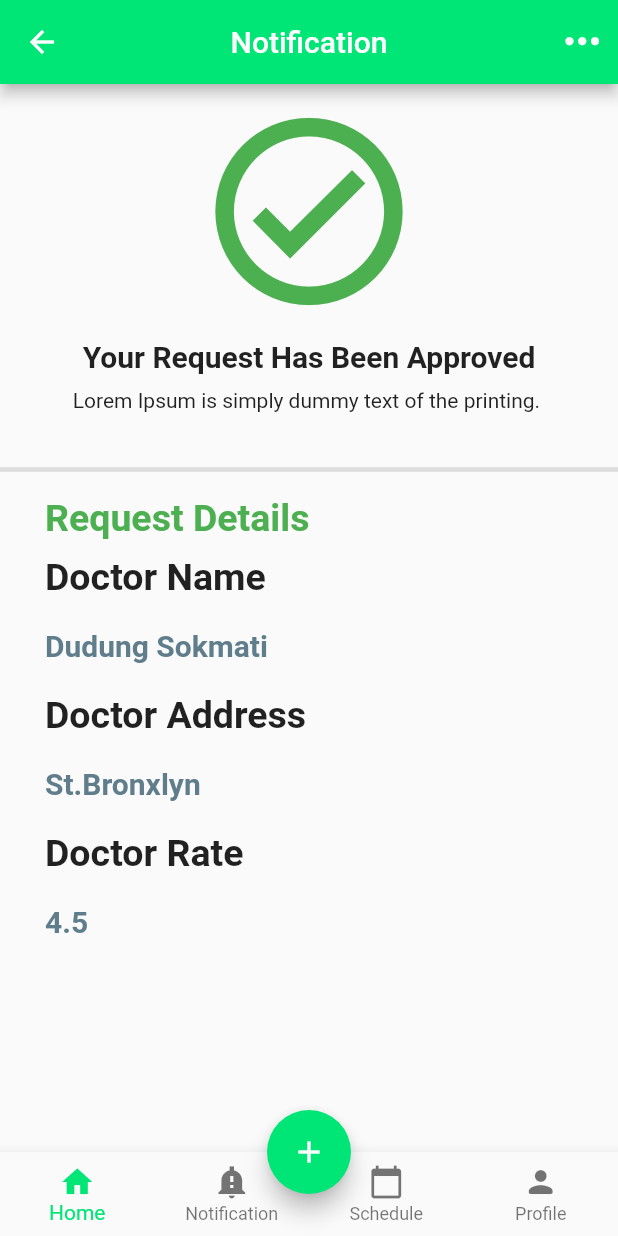
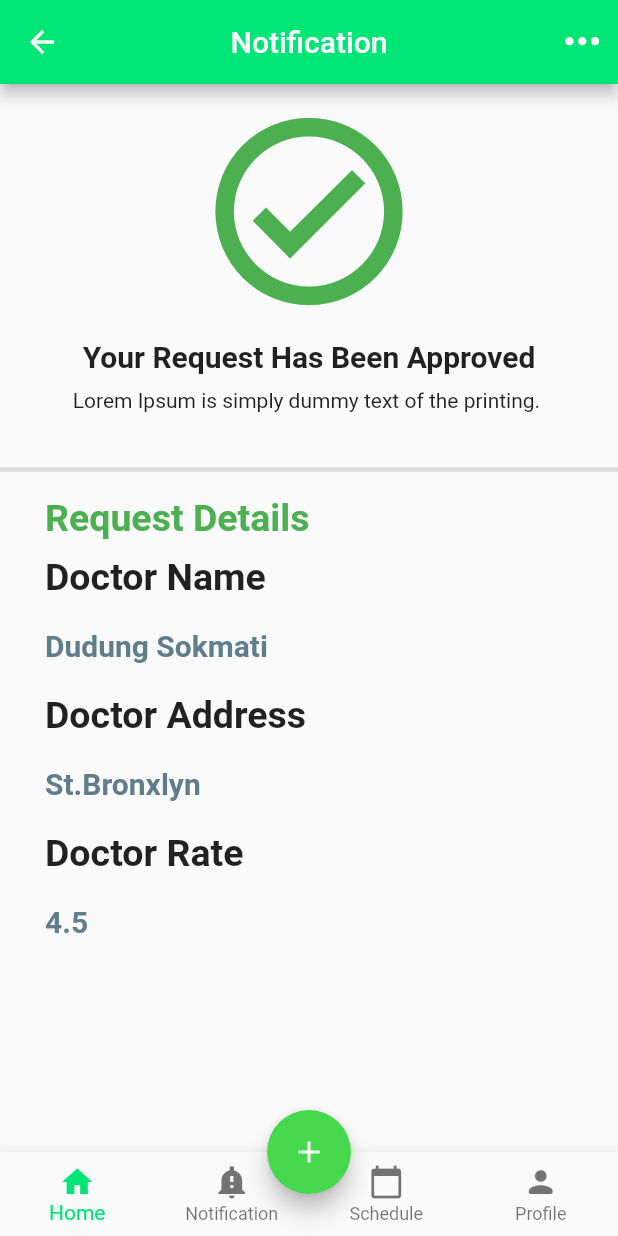
Before and after one commit to engyahmed7/Doctor-Mobile-Application, a Flutter app: the DoctorDetails screen opened directly with sample values from the repository, after a tap on "Request", on a phone screen of 412 x 824 dp. Run offline on Flutter 3.47's test engine with Material 2 defaults, Android fonts, the phone set to English and light mode, and no system bars; drawn by our look-alikes of flutter_speed_dial.

Commit message:
My Application

```diff
--- a/lib/Notification.dart
+++ b/lib/Notification.dart
@@ -1,6 +1,7 @@
 // ignore_for_file: prefer_const_constructors
 
 import 'package:flutter/material.dart';
+import 'package:flutter_speed_dial/flutter_speed_dial.dart';
 import 'model/doctor.dart';
 import 'my_flutter_app_icons.dart';
 
@@ -11,11 +12,18 @@ class Notify extends StatelessWidget {
   @override
   Widget build(BuildContext context) {
     return Scaffold(
-      floatingActionButton: FloatingActionButton(
-        enableFeedback: true,
-        backgroundColor: Colors.greenAccent[400],
-        child: Icon(Icons.add),
-        onPressed: () {},
+      floatingActionButton: SpeedDial(
+        animatedIcon: AnimatedIcons.add_event,
+        children: [
+          SpeedDialChild(child: Icon(Icons.copy), label: 'copy'),
+          SpeedDialChild(child: Icon(Icons.email), label: 'email'),
+          SpeedDialChild(child: Icon(Icons.share), label: 'share'),
+        ],
+        backgroundColor: Color.fromARGB(255, 70, 217, 77),
+        overlayColor: Colors.grey,
+        spaceBetweenChildren: 15,
+        spacing: 10,
+        closeManually: false,
       ),
       floatingActionButtonLocation: FloatingActionButtonLocation.centerDocked,
       appBar: AppBar(
--- a/lib/main.dart
+++ b/lib/main.dart
@@ -4,6 +4,7 @@ import 'package:doctor_project/Welcome.dart';
 import 'package:doctor_project/login.dart';
 import 'package:doctor_project/my_flutter_app_icons.dart';
 import 'package:flutter/material.dart';
+import 'package:flutter_speed_dial/flutter_speed_dial.dart';
 import 'model/doctor.dart';
 
 void main() {
@@ -27,11 +28,18 @@ class _DoctorListState extends State<DoctorList> {
   Widget build(BuildContext context) {
     Size size = MediaQuery.of(context).size;
     return Scaffold(
-      floatingActionButton: FloatingActionButton(
-        enableFeedback: true,
-        backgroundColor: Colors.greenAccent[400],
-        child: Icon(Icons.add),
-        onPressed: () {},
+      floatingActionButton: SpeedDial(
+        animatedIcon: AnimatedIcons.add_event,
+        children: [
+          SpeedDialChild(child: Icon(Icons.copy), label: 'copy'),
+          SpeedDialChild(child: Icon(Icons.email), label: 'email'),
+          SpeedDialChild(child: Icon(Icons.share), label: 'share'),
+        ],
+        backgroundColor: Color.fromARGB(255, 70, 217, 77),
+        overlayColor: Colors.grey,
+        spaceBetweenChildren: 15,
+        spacing: 10,
+        closeManually: false,
       ),
       floatingActionButtonLocation: FloatingActionButtonLocation.centerDocked,
       appBar: AppBar(
@@ -172,11 +180,18 @@ class DoctorDetails extends StatelessWidget {
   @override
   Widget build(BuildContext context) {
     return Scaffold(
-      floatingActionButton: FloatingActionButton(
-        enableFeedback: true,
-        backgroundColor: Colors.greenAccent[400],
-        child: Icon(Icons.add),
-        onPressed: () {},
+      floatingActionButton: SpeedDial(
+        animatedIcon: AnimatedIcons.add_event,
+        children: [
+          SpeedDialChild(child: Icon(Icons.copy), label: 'copy'),
+          SpeedDialChild(child: Icon(Icons.email), label: 'email'),
+          SpeedDialChild(child: Icon(Icons.share), label: 'share'),
+        ],
+        backgroundColor: Color.fromARGB(255, 70, 217, 77),
+        overlayColor: Colors.grey,
+        spaceBetweenChildren: 15,
+        spacing: 10,
+        closeManually: false,
       ),
       floatingActionButtonLocation: FloatingActionButtonLocation.centerDocked,
       appBar: AppBar(
--- a/pubspec.yaml
+++ b/pubspec.yaml
@@ -33,6 +33,7 @@ dependencies:
   # The following adds the Cupertino Icons font to your application.
   # Use with the CupertinoIcons class for iOS style icons.
   cupertino_icons: ^1.0.2
+  flutter_speed_dial:
 
 dev_dependencies:
   flutter_test:
```
Also changed, not shown: lib/login.dart (+22 -8 lines), pubspec.lock, 1 other file.
